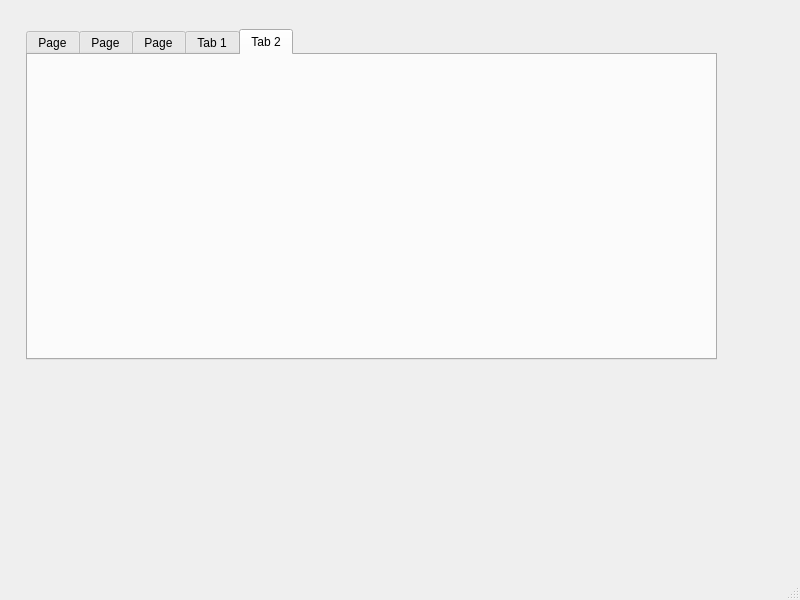
Old version of the form frontend_workspace/mainwindow.ui in the repository BXPlus/XCoin.
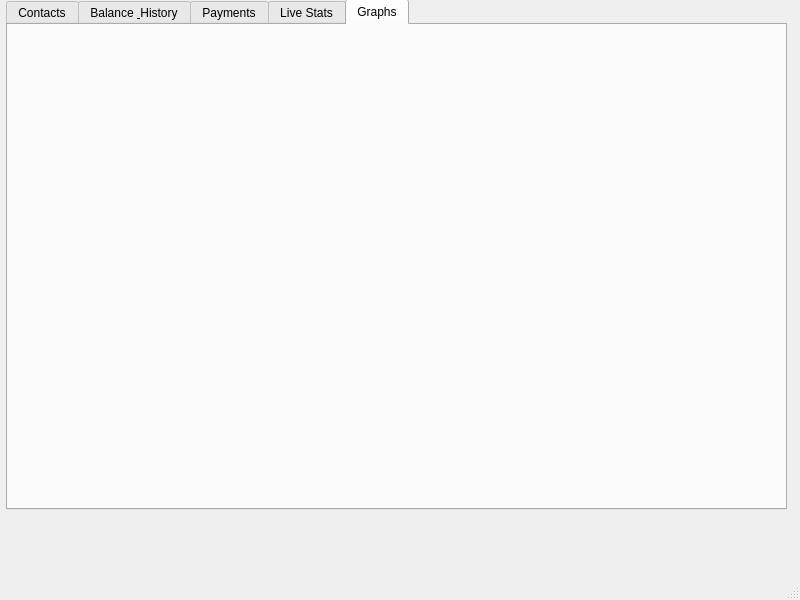
New version of the form. The open tabs and pages were chosen to show the change.

What changed in the file:
```diff
--- a/frontend_workspace/mainwindow.ui
+++ b/frontend_workspace/mainwindow.ui
@@ -17,35 +17,35 @@
    <widget class="QTabWidget" name="tabWidget">
     <property name="geometry">
      <rect>
-      <x>26</x>
-      <y>29</y>
-      <width>691</width>
-      <height>331</height>
+      <x>6</x>
+      <y>-1</y>
+      <width>781</width>
+      <height>511</height>
      </rect>
     </property>
     <widget class="QWidget" name="tab_4">
      <attribute name="title">
-      <string>Page</string>
+      <string>Contacts</string>
      </attribute>
     </widget>
     <widget class="QWidget" name="tab_5">
      <attribute name="title">
-      <string>Page</string>
+      <string>Balance &amp; History</string>
      </attribute>
     </widget>
     <widget class="QWidget" name="tab_3">
      <attribute name="title">
-      <string>Page</string>
+      <string>Payments</string>
      </attribute>
     </widget>
     <widget class="QWidget" name="tab">
      <attribute name="title">
-      <string>Tab 1</string>
+      <string>Live Stats</string>
      </attribute>
     </widget>
     <widget class="QWidget" name="tab_2">
      <attribute name="title">
-      <string>Tab 2</string>
+      <string>Graphs</string>
      </attribute>
     </widget>
    </widget>
```
Left out of the diff: 5 changed lines with no effect on the pictures.
